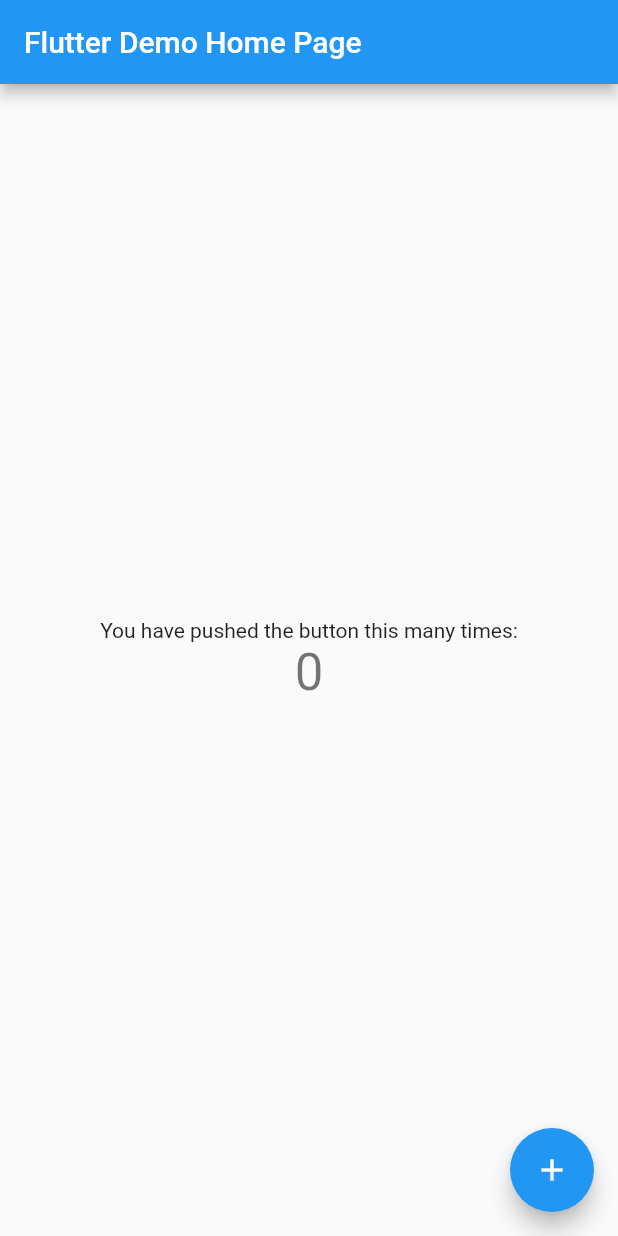
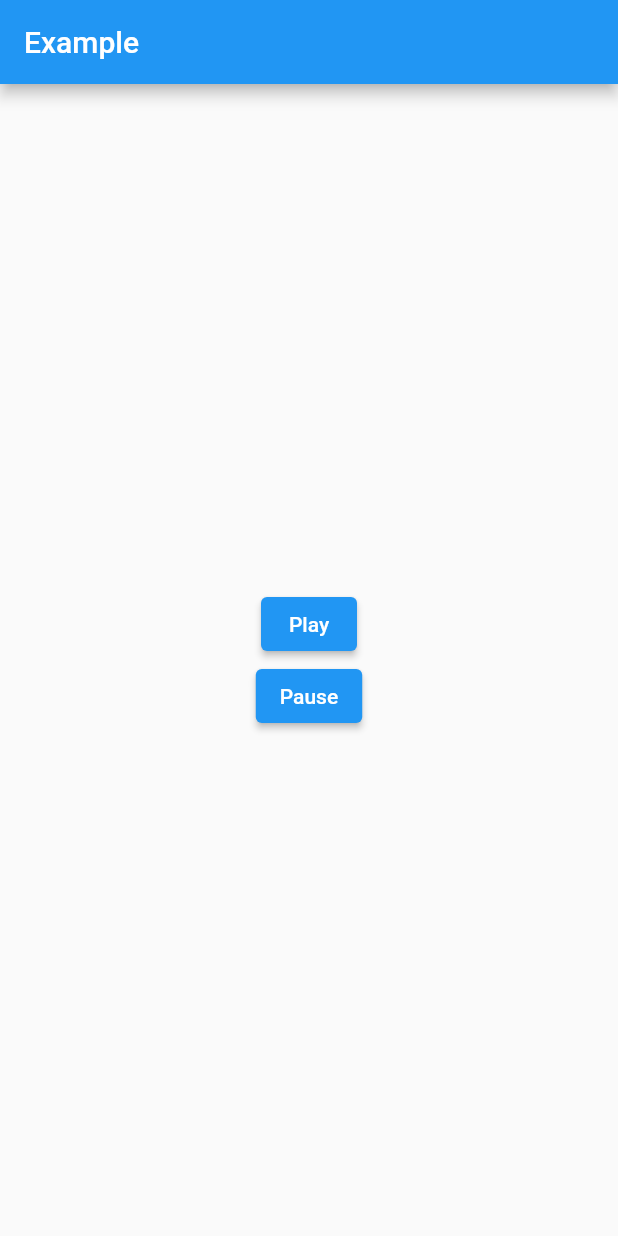
Before and after one commit to SarvagyaVaish/audio_service_bad_url_example, a Flutter app: the screen it shows after launch, on a phone screen of 412 x 824 dp. Run offline on Flutter 3.47's test engine with Material 2 defaults, Android fonts, the phone set to English and light mode, and no system bars; our stand-ins replace audio_service, just_audio.

Commit message:
audio_service example code

```diff
--- a/lib/main.dart
+++ b/lib/main.dart
@@ -1,115 +1,46 @@
+import 'package:audio_service/audio_service.dart';
+import 'package:audio_test_app/audio_player_handler.dart';
 import 'package:flutter/material.dart';
 
-void main() {
+late AudioHandler _audioHandler; // singleton.
+
+Future<void> main() async {
+  _audioHandler = await AudioService.init(
+    builder: () => AudioPlayerHandler(),
+    config: AudioServiceConfig(
+      androidNotificationChannelId: 'com.mycompany.myapp.channel.audio',
+      androidNotificationChannelName: 'Audio playback',
+      androidNotificationOngoing: true,
+    ),
+  );
+
   runApp(const MyApp());
 }
 
 class MyApp extends StatelessWidget {
   const MyApp({Key? key}) : super(key: key);
 
-  // This widget is the root of your application.
   @override
   Widget build(BuildContext context) {
-    return MaterialApp(
-      title: 'Flutter Demo',
-      theme: ThemeData(
-        // This is the theme of your application.
-        //
-        // Try running your application with "flutter run". You'll see the
-        // application has a blue toolbar. Then, without quitting the app, try
-        // changing the primarySwatch below to Colors.green and then invoke
-        // "hot reload" (press "r" in the console where you ran "flutter run",
-        // or simply save your changes to "hot reload" in a Flutter IDE).
-        // Notice that the counter didn't reset back to zero; the application
-        // is not restarted.
-        primarySwatch: Colors.blue,
+    return MaterialApp(title: 'Example', home: MainScreen());
+  }
+}
+
+class MainScreen extends StatelessWidget {
+  @override
+  Widget build(BuildContext context) {
+    return Scaffold(
+      appBar: AppBar(title: Text("Example")),
+      body: Center(
+        child: Column(
+          mainAxisAlignment: MainAxisAlignment.center,
+          children: [
+            ElevatedButton(child: Text("Play"), onPressed: _audioHandler.play),
+            ElevatedButton(
+                child: Text("Pause"), onPressed: _audioHandler.pause),
+          ],
+        ),
       ),
-      home: const MyHomePage(title: 'Flutter Demo Home Page'),
     );
   }
 }
-
-class MyHomePage extends StatefulWidget {
-  const MyHomePage({Key? key, required this.title}) : super(key: key);
-
-  // This widget is the home page of your application. It is stateful, meaning
-  // that it has a State object (defined below) that contains fields that affect
-  // how it looks.
-
-  // This class is the configuration for the state. It holds the values (in this
-  // case the title) provided by the parent (in this case the App widget) and
-  // used by the build method of the State. Fields in a Widget subclass are
-  // always marked "final".
-
-  final String title;
-
-  @override
-  State<MyHomePage> createState() => _MyHomePageState();
-}
-
-class _MyHomePageState extends State<MyHomePage> {
-  int _counter = 0;
-
-  void _incrementCounter() {
-    setState(() {
-      // This call to setState tells the Flutter framework that something has
-      // changed in this State, which causes it to rerun the build method below
-      // so that the display can reflect the updated values. If we changed
-      // _counter without calling setState(), then the build method would not be
-      // called again, and so nothing would appear to happen.
-      _counter++;
-    });
-  }
-
-  @override
-  Widget build(BuildContext context) {
-    // This method is rerun every time setState is called, for instance as done
-    // by the _incrementCounter method above.
-    //
-    // The Flutter framework has been optimized to make rerunning build methods
-    // fast, so that you can just rebuild anything that needs updating rather
-    // than having to individually change instances of widgets.
-    return Scaffold(
-      appBar: AppBar(
-        // Here we take the value from the MyHomePage object that was created by
-        // the App.build method, and use it to set our appbar title.
-        title: Text(widget.title),
-      ),
-      body: Center(
-        // Center is a layout widget. It takes a single child and positions it
-        // in the middle of the parent.
-        child: Column(
-          // Column is also a layout widget. It takes a list of children and
-          // arranges them vertically. By default, it sizes itself to fit its
-          // children horizontally, and tries to be as tall as its parent.
-          //
-          // Invoke "debug painting" (press "p" in the console, choose the
-          // "Toggle Debug Paint" action from the Flutter Inspector in Android
-          // Studio, or the "Toggle Debug Paint" command in Visual Studio Code)
-          // to see the wireframe for each widget.
-          //
-          // Column has various properties to control how it sizes itself and
-          // how it positions its children. Here we use mainAxisAlignment to
-          // center the children vertically; the main axis here is the vertical
-          // axis because Columns are vertical (the cross axis would be
-          // horizontal).
-          mainAxisAlignment: MainAxisAlignment.center,
-          children: <Widget>[
-            const Text(
-              'You have pushed the button this many times:',
-            ),
-            Text(
-              '$_counter',
-              style: Theme.of(context).textTheme.headline4,
-            ),
-          ],
-        ),
-      ),
-      floatingActionButton: FloatingActionButton(
-        onPressed: _incrementCounter,
-        tooltip: 'Increment',
-        child: const Icon(Icons.add),
-      ), // This trailing comma makes auto-formatting nicer for build methods.
-    );
-  }
-}
```
Also changed, not shown: lib/audio_player_handler.dart (added, +21 -0 lines).
